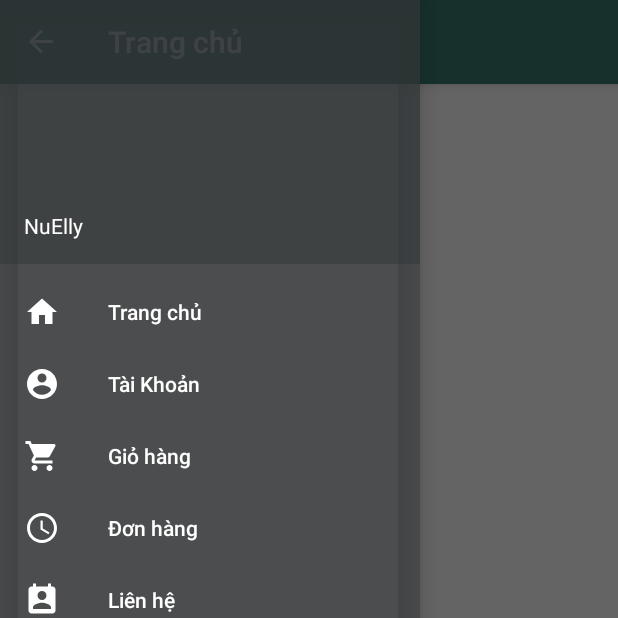
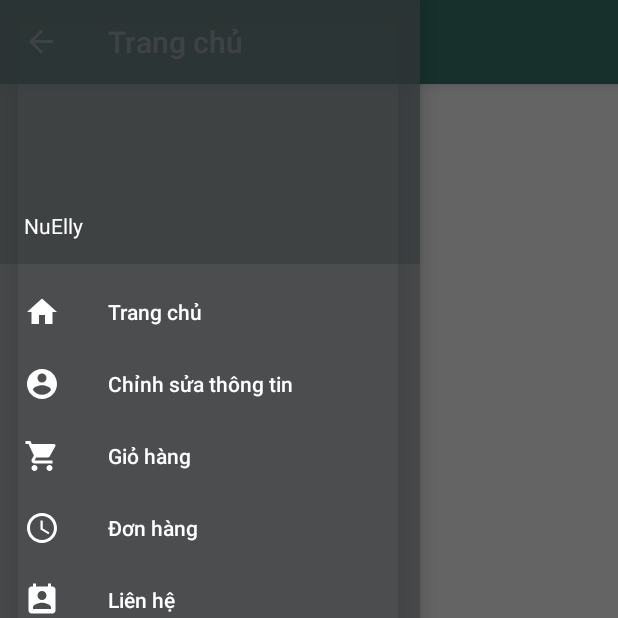
Before and after one commit to kahuustambou/GaoSach, an Android app: the Home screen opened directly, with no data from a screen before it, with the side drawer open, on a phone screen of 412 x 824 dp, the top half of it. Run offline under Robolectric (Android 15) with nearby library versions, the phone set to English and light mode, and no system bars; our stand-ins replace Firebase (no records; nobody signed in at launch, a user with empty details on screens opened directly), Picasso; libraries missing offline, so code that uses them is left out: io.paperdb; 2 statements that could not run were skipped.

Commit message:
profile anh home

```diff
--- a/app/src/main/java/com/example/gaosach/Profile.java
+++ b/app/src/main/java/com/example/gaosach/Profile.java
@@ -115,13 +115,13 @@ public class Profile extends AppCompatActivity {
                 .addOnSuccessListener(new OnSuccessListener<Void>() {
                     @Override
                     public void onSuccess(Void aVoid) {
-                        Toast.makeText(Profile.this, "Successful", Toast.LENGTH_LONG).show();
+                        Toast.makeText(Profile.this, "Thay đổi thành công", Toast.LENGTH_LONG).show();
                     }
                 })
                 .addOnFailureListener(new OnFailureListener() {
                     @Override
                     public void onFailure(@NonNull Exception e) {
-                        Toast.makeText(Profile.this, "Failed", Toast.LENGTH_LONG).show();
+                        Toast.makeText(Profile.this, "Thay đổi thất bại", Toast.LENGTH_LONG).show();
                     }
                 });
 
--- a/app/src/main/res/menu/activity_home_drawer.xml
+++ b/app/src/main/res/menu/activity_home_drawer.xml
@@ -13,7 +13,7 @@
             android:id="@+id/nav_profile"
             android:icon="@drawable/ic_account_circle_black_24dp"
             android:iconTint="@color/white"
-            android:title="Tài Khoản" />
+            android:title="Chỉnh sửa thông tin" />
         <item
             android:id="@+id/nav_cart"
             android:icon="@drawable/ic_shopping_cart_black_24dp"
```
